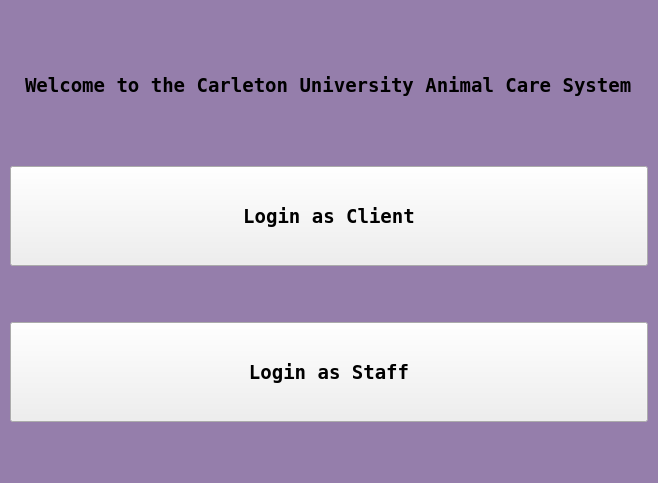
Before: the Qt Designer form app/mainwindow.ui in FarhoudFlair/Animal-Adoption-Center, drawn with Qt 5.
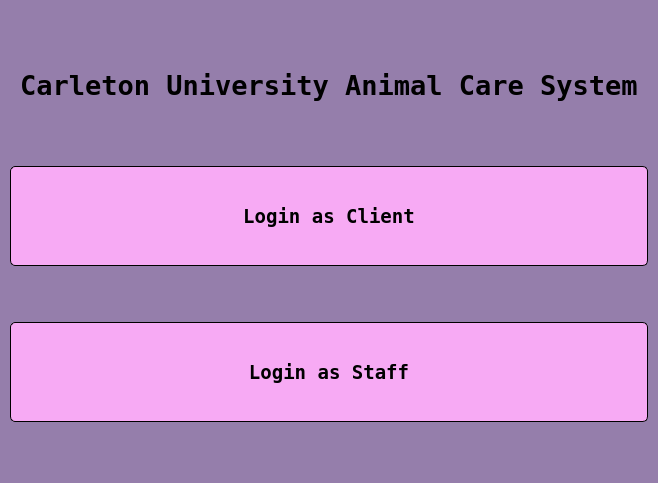
After: the same form once the commit is applied. The open tabs and pages were chosen to show the change.

Commit message: ui changes. didn't do anything to client but apparently i did

```diff
--- a/app/mainwindow.ui
+++ b/app/mainwindow.ui
@@ -45,6 +45,19 @@
         <bold>true</bold>
        </font>
       </property>
+      <property name="styleSheet">
+       <string notr="true">QPushButton:pressed {
+    background-color: qlineargradient(spread:pad, x1:0, y1:0, x2:0, y2:1,   stop:0 rgba(60, 186, 162, 255), stop:1 rgba(98, 211, 162, 255))
+}
+QPushButton {
+     background-color: #f7aaf4; border: 1px solid black;
+     border-radius: 5px;
+}
+
+QPushButton:disabled {
+    background-color: #a9dbf9
+}</string>
+      </property>
       <property name="currentIndex">
        <number>0</number>
       </property>
@@ -73,13 +86,13 @@
           <property name="font">
            <font>
             <family>DejaVu Sans Mono</family>
-            <pointsize>14</pointsize>
+            <pointsize>20</pointsize>
             <weight>75</weight>
             <bold>true</bold>
            </font>
           </property>
           <property name="text">
-           <string>Welcome to the Carleton University Animal Care System</string>
+           <string>Carleton University Animal Care System</string>
           </property>
          </widget>
         </item>
@@ -99,6 +112,19 @@
             <bold>true</bold>
            </font>
           </property>
+          <property name="styleSheet">
+           <string notr="true">QPushButton:pressed {
+    background-color: qlineargradient(spread:pad, x1:0, y1:0, x2:0, y2:1,   stop:0 rgba(60, 186, 162, 255), stop:1 rgba(98, 211, 162, 255))
+}
+QPushButton {
+     background-color: #f7aaf4; border: 1px solid black;
+     border-radius: 5px;
+}
+
+QPushButton:disabled {
+    background-color: #a9dbf9
+}</string>
+          </property>
           <property name="text">
            <string>Login as Client</string>
           </property>
@@ -120,6 +146,19 @@
             <bold>true</bold>
            </font>
           </property>
+          <property name="styleSheet">
+           <string notr="true">QPushButton:pressed {
+    background-color: qlineargradient(spread:pad, x1:0, y1:0, x2:0, y2:1,   stop:0 rgba(60, 186, 162, 255), stop:1 rgba(98, 211, 162, 255))
+}
+QPushButton {
+     background-color: #f7aaf4; border: 1px solid black;
+     border-radius: 5px;
+}
+
+QPushButton:disabled {
+    background-color: #a9dbf9
+}</string>
+          </property>
           <property name="text">
            <string>Login as Staff</string>
           </property>
```
Left out of the diff: 10 changed lines with no effect on the pictures. The commit also changes 1 other file.
